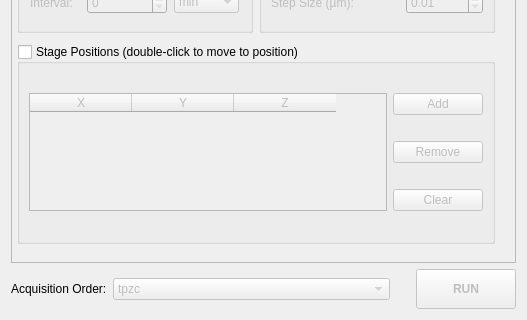
Old version of the form micromanager_gui/multid_gui.ui in the repository pymmcore-plus/napari-micromanager; both pictures show x 0 to 527 and y 435 to 755 of the 527 by 755 pixel window.
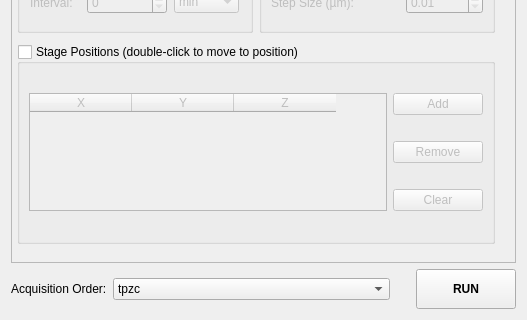
New version of the form.

```diff
--- a/micromanager_gui/multid_gui.ui
+++ b/micromanager_gui/multid_gui.ui
@@ -635,7 +635,7 @@
      <item>
       <widget class="QComboBox" name="acquisition_order_comboBox">
        <property name="enabled">
-        <bool>false</bool>
+        <bool>true</bool>
        </property>
        <property name="sizePolicy">
         <sizepolicy hsizetype="MinimumExpanding" vsizetype="Fixed">
@@ -684,7 +684,7 @@
      <item>
       <widget class="QPushButton" name="run_Button">
        <property name="enabled">
-        <bool>false</bool>
+        <bool>true</bool>
        </property>
        <property name="minimumSize">
         <size>
```
